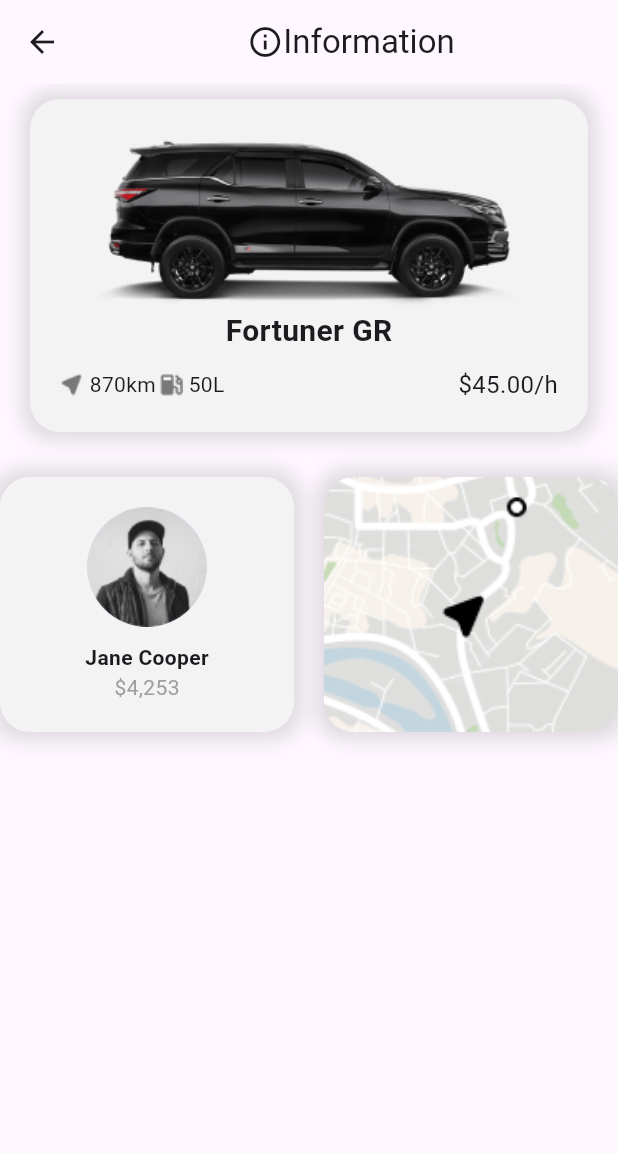
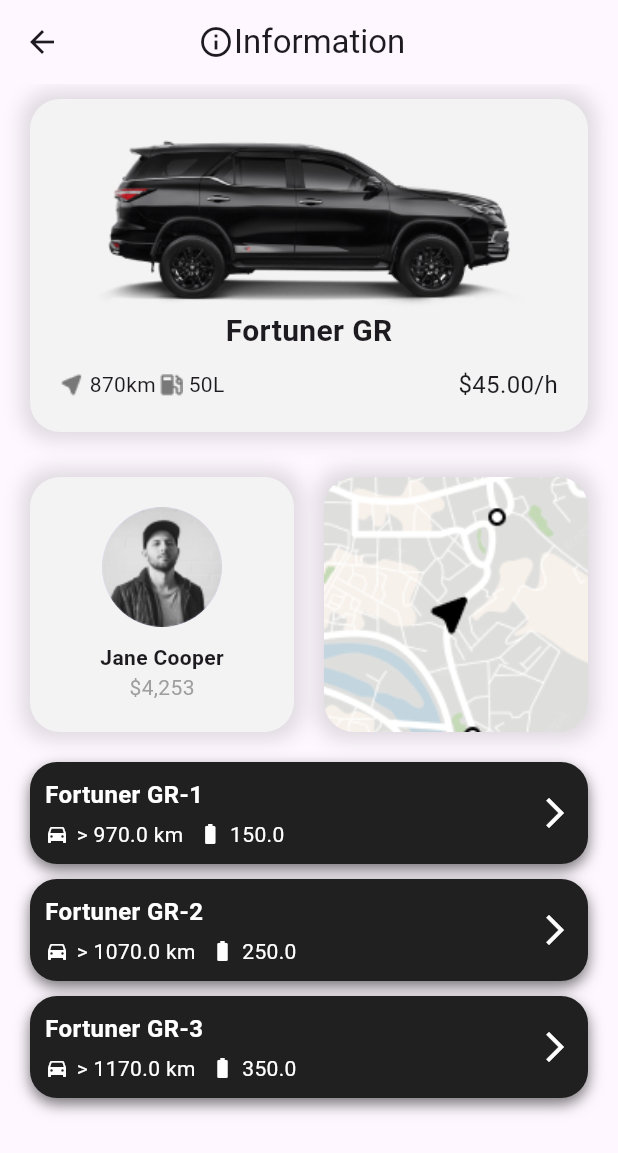
Before and after one commit to kartikkumarofficial/RentRover, a Flutter app: the CarListScreen screen opened directly, after a tap on "Fortuner GR", on a phone screen of 412 x 824 dp. Shown: the top 1153 px of the screen. Run offline on Flutter 3.47's test engine with Material 3 defaults, Android fonts, the phone set to English and light mode, and no system bars; our stand-ins replace cloud_firestore, firebase_core; accounts and stored records are empty.

Commit message:
feat: Enhance Car Details Screen with MoreCar widget
This commit introduces the `MoreCard` widget and integrates it into the `CarDetailsScreen`. The `CarDetailsScreen` now dynamically displays information based on the `Car` object passed to it.

Key changes:
- Created `MoreCard.dart`:
    - A new stateful widget that displays car details like model, distance, and fuel capacity in a styled container.
    - Includes icons for car and battery.
- Updated `CarDetailsScreen.dart`:
    - Now accepts a `Car` object as a required parameter.
    - Displays the main car's details using `CarCard`.
    - Displays a user information card and a map image.
    - Integrates three `MoreCard` widgets to show variations of the passed car's data.
    - Adjusted the AppBar title alignment.
- Updated `CarCard.dart`:
    - Modified the `onTap` navigation to pass the `car` object to `CarDetailsScreen`.

```diff
--- a/lib/presentation/pages/car_details_screen.dart
+++ b/lib/presentation/pages/car_details_screen.dart
@@ -1,17 +1,20 @@
 import 'package:flutter/material.dart';
 import 'package:rentrover/data/models/Car.dart';
 import 'package:rentrover/presentation/widgets/car_card.dart';
+import 'package:rentrover/presentation/widgets/more_card.dart';
 
 class CarDetailsScreen extends StatelessWidget {
-  const CarDetailsScreen({super.key});
+  final Car car;
+  const CarDetailsScreen({super.key,required this.car});
 
   @override
   Widget build(BuildContext context) {
     return Scaffold(
       appBar: AppBar(
         title: Row(
-          mainAxisAlignment: MainAxisAlignment.center,
+          // mainAxisAlignment: MainAxisAlignment.center,
           children: [
+            SizedBox(width: 60,),
             Icon(Icons.info_outline),
             Text('Information',style: TextStyle(),),
 
@@ -22,9 +25,11 @@ class CarDetailsScreen extends StatelessWidget {
 
       body:Column(
         children: [
-          CarCard(car : Car(model: "Fortuner GR", distance: 870, fuelCapacity: 50, pricePerHour: 45),),
+          CarCard(car : Car(model: car.model, distance: car.distance , fuelCapacity: car.fuelCapacity , pricePerHour: car.pricePerHour),),
           SizedBox(height: 20,),
-          Row(
+          Padding(
+            padding:  EdgeInsets.symmetric(horizontal: 20.0),
+            child: Row(
               children: [
                 Expanded(
 
@@ -74,6 +79,33 @@ class CarDetailsScreen extends StatelessWidget {
                 ),
               ],
             ),
+          ),
+          Container(
+            margin: EdgeInsets.symmetric(horizontal: 20),
+            child: Column(
+              children: [
+                Container(
+                  margin: EdgeInsets.only(top: 20),
+                    decoration: BoxDecoration(
+                      borderRadius: BorderRadius.circular(18)
+                    ),
+                    child: MoreCard(car: Car(model: car.model+ "-1", distance: car.distance+100 , fuelCapacity: car.fuelCapacity +100, pricePerHour: car.pricePerHour+10))),
+                Container(
+                  margin: EdgeInsets.only(top: 10),
+                    decoration: BoxDecoration(
+                      borderRadius: BorderRadius.circular(18)
+                    ),
+                    child: MoreCard(car: Car(model: car.model+ "-2", distance: car.distance+200 , fuelCapacity: car.fuelCapacity +200, pricePerHour: car.pricePerHour+20),)),
+                Container(
+                  margin: EdgeInsets.only(top: 10),
+                    decoration: BoxDecoration(
+                      borderRadius: BorderRadius.circular(18)
+                    ),
+                    child: MoreCard(car: Car(model: car.model + "-3", distance: car.distance +300, fuelCapacity: car.fuelCapacity+300 , pricePerHour: car.pricePerHour+30),)),
+
+              ],
+            ),
+          )
 
 
         ],
--- a/lib/presentation/widgets/car_card.dart
+++ b/lib/presentation/widgets/car_card.dart
@@ -14,7 +14,7 @@ class CarCard extends StatelessWidget {
       onTap: (){
         Navigator.push(
             context,
-            MaterialPageRoute(builder: (context) => CarDetailsScreen() )
+            MaterialPageRoute(builder: (context) => CarDetailsScreen(car: car,) )
         );
       },
       child: Container(
--- /dev/null
+++ b/lib/presentation/widgets/more_card.dart
@@ -0,0 +1,60 @@
+import 'package:flutter/material.dart';
+import 'package:rentrover/data/models/Car.dart';
+
+
+class MoreCard extends StatelessWidget {
+  final Car car;
+
+  const MoreCard({super.key, required this.car});
+
+  @override
+  Widget build(BuildContext context) {
+    return Container(
+      padding: EdgeInsets.all(10),
+      decoration: BoxDecoration(
+        color: Color(0xff212020),
+        borderRadius: BorderRadius.circular(18),
+        boxShadow: [
+          BoxShadow(
+            color: Colors.black54,
+            blurRadius: 8,
+            offset: Offset(0,4)
+          )
+        ]
+      ),
+      child: Row(
+        mainAxisAlignment: MainAxisAlignment.spaceBetween,
+        children: [
+          Column(
+            crossAxisAlignment: CrossAxisAlignment.start,
+            children: [
+              Text(
+                car.model,
+                style: TextStyle(color: Colors.white, fontSize: 16, fontWeight: FontWeight.bold),
+              ),
+              SizedBox(height: 5,),
+              Row(
+                children: [
+                  Icon(Icons.directions_car, color: Colors.white, size: 16,),
+                  SizedBox(width: 5,),
+                  Text(
+                      '> ${car.distance} km',
+                    style: TextStyle(color: Colors.white, fontSize: 14),
+                  ),
+                  SizedBox(width: 10,),
+                  Icon(Icons.battery_full, color: Colors.white, size: 16,),
+                  SizedBox(width: 5,),
+                  Text(
+                    car.fuelCapacity.toString(),
+                    style: TextStyle(color: Colors.white, fontSize: 14),
+                  ),
+                ],
+              )
+            ],
+          ),
+          Icon(Icons.arrow_forward_ios, color: Colors.white, size: 24,)
+        ],
+      ),
+    );
+  }
+}
```
Lines whose indentation alone changed are shown as unchanged.
